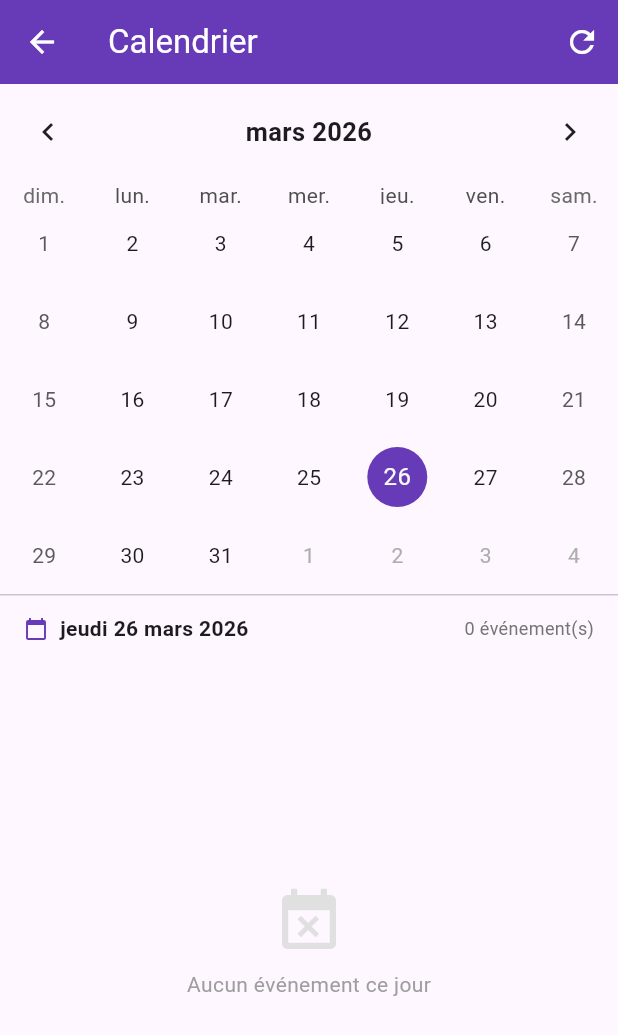
After one commit to tahadridi/Event-Management, a Flutter app: the CalendarPage screen opened directly, after a tap on the "refresh" icon, on a phone screen of 412 x 824 dp. The commit adds this screen. Shown: the top 1035 px of the screen. Run offline on Flutter 3.47's test engine with Material 3 defaults, Android fonts, the phone set to English and light mode, and no system bars; drawn by our look-alikes of table_calendar; our stand-ins replace cloud_firestore, firebase_auth, firebase_core, flutter_map, geolocator, latlong2 and 1 more; accounts and stored records are empty.

Commit message:
feat: add calendar page with reservations and organizer events by date

```diff
--- /dev/null
+++ b/lib/views/home/calendar_page.dart
@@ -0,0 +1,476 @@
+import 'package:flutter/material.dart';
+import 'package:table_calendar/table_calendar.dart';
+import 'package:firebase_auth/firebase_auth.dart';
+import 'package:intl/intl.dart';
+import '../../models/event_model.dart';
+import '../../models/reservation_model.dart';
+import '../../services/event_service.dart';
+import '../../services/reservation_service.dart';
+import '../../services/auth_service.dart';
+import 'event_detail_page.dart';
+
+class CalendarPage extends StatefulWidget {
+  const CalendarPage({super.key});
+
+  @override
+  State<CalendarPage> createState() => _CalendarPageState();
+}
+
+class _CalendarPageState extends State<CalendarPage> {
+  final EventService _eventService = EventService();
+  final ReservationService _reservationService = ReservationService();
+  final AuthService _authService = AuthService();
+
+  DateTime _focusedDay = DateTime.now();
+  DateTime? _selectedDay;
+  bool _isOrganizer = false;
+  bool _isLoading = true;
+
+  // Map date → liste d'events pour ce jour
+  Map<DateTime, List<_CalendarEvent>> _eventsByDay = {};
+  List<_CalendarEvent> _selectedEvents = [];
+
+  @override
+  void initState() {
+    super.initState();
+    _selectedDay = DateTime.now();
+    _loadData();
+  }
+
+  Future<void> _loadData() async {
+    final user = FirebaseAuth.instance.currentUser;
+    if (user == null) return;
+
+    final role = await _authService.getUserRole(user.uid);
+    final isOrganizer = role == 'organizer';
+
+    if (isOrganizer) {
+      await _loadOrganizerData();
+    } else {
+      await _loadUserData();
+    }
+
+    if (mounted) {
+      setState(() {
+        _isOrganizer = isOrganizer;
+        _isLoading = false;
+        _selectedEvents = _getEventsForDay(_selectedDay!);
+      });
+    }
+  }
+
+  // Charge les réservations de l'utilisateur
+  Future<void> _loadUserData() async {
+    final bookings =
+        await _reservationService.getUserBookingHistory().first;
+
+    final map = <DateTime, List<_CalendarEvent>>{};
+
+    for (final b in bookings) {
+      final reservation = b['reservation'] as ReservationModel;
+      final event = b['event'] as EventModel;
+
+      // Ignore les annulées
+      final status = reservation.status.toLowerCase();
+      if (status == 'cancelled' || status == 'annulée' || status == 'annulé') {
+        continue;
+      }
+
+      final day = _normalizeDate(event.date);
+      map.putIfAbsent(day, () => []);
+      map[day]!.add(_CalendarEvent(
+        event: event,
+        type: CalendarEventType.reservation,
+      ));
+    }
+
+    setState(() => _eventsByDay = map);
+  }
+
+  // Charge les événements de l'organisateur + ses réservations
+  Future<void> _loadOrganizerData() async {
+    final map = <DateTime, List<_CalendarEvent>>{};
+
+    // Ses événements créés
+    final myEvents = await _eventService.getOrganizerEvents().first;
+    for (final event in myEvents) {
+      final day = _normalizeDate(event.date);
+      map.putIfAbsent(day, () => []);
+      map[day]!.add(_CalendarEvent(
+        event: event,
+        type: CalendarEventType.myEvent,
+      ));
+    }
+
+    // Ses réservations en tant qu'utilisateur
+    final bookings =
+        await _reservationService.getUserBookingHistory().first;
+    for (final b in bookings) {
+      final reservation = b['reservation'] as ReservationModel;
+      final event = b['event'] as EventModel;
+
+      final status = reservation.status.toLowerCase();
+      if (status == 'cancelled' || status == 'annulée' || status == 'annulé') {
+        continue;
+      }
+
+      final day = _normalizeDate(event.date);
+      map.putIfAbsent(day, () => []);
+
+      // Évite les doublons si l'organisateur a réservé son propre event
+      final alreadyAdded = map[day]!
+          .any((e) => e.event.id == event.id);
+      if (!alreadyAdded) {
+        map[day]!.add(_CalendarEvent(
+          event: event,
+          type: CalendarEventType.reservation,
+        ));
+      }
+    }
+
+    setState(() => _eventsByDay = map);
+  }
+
+  // Normalise une date (sans heure) pour la clé du map
+  DateTime _normalizeDate(DateTime date) =>
+      DateTime(date.year, date.month, date.day);
+
+  List<_CalendarEvent> _getEventsForDay(DateTime day) {
+    return _eventsByDay[_normalizeDate(day)] ?? [];
+  }
+
+  void _onDaySelected(DateTime selectedDay, DateTime focusedDay) {
+    setState(() {
+      _selectedDay = selectedDay;
+      _focusedDay = focusedDay;
+      _selectedEvents = _getEventsForDay(selectedDay);
+    });
+  }
+
+  @override
+  Widget build(BuildContext context) {
+    return Scaffold(
+      appBar: AppBar(
+        title: const Text('Calendrier'),
+        backgroundColor: Colors.deepPurple,
+        foregroundColor: Colors.white,
+        elevation: 0,
+        actions: [
+          // Bouton refresh
+          IconButton(
+            icon: const Icon(Icons.refresh),
+            onPressed: () {
+              setState(() => _isLoading = true);
+              _loadData();
+            },
+          ),
+        ],
+      ),
+      body: _isLoading
+          ? const Center(child: CircularProgressIndicator())
+          : Column(
+              children: [
+                // Légende
+                _buildLegend(),
+
+                // Calendrier
+                TableCalendar<_CalendarEvent>(
+                  firstDay: DateTime(2024),
+                  lastDay: DateTime(2027),
+                  focusedDay: _focusedDay,
+                  selectedDayPredicate: (day) =>
+                      isSameDay(_selectedDay, day),
+                  eventLoader: _getEventsForDay,
+                  onDaySelected: _onDaySelected,
+                  onPageChanged: (focusedDay) =>
+                      _focusedDay = focusedDay,
+                  locale: 'fr_FR',
+                  calendarStyle: CalendarStyle(
+                    // Jour sélectionné
+                    selectedDecoration: const BoxDecoration(
+                      color: Colors.deepPurple,
+                      shape: BoxShape.circle,
+                    ),
+                    // Aujourd'hui
+                    todayDecoration: BoxDecoration(
+                      color: Colors.deepPurple.withOpacity(0.3),
+                      shape: BoxShape.circle,
+                    ),
+                    // Marqueur d'événement
+                    markerDecoration: const BoxDecoration(
+                      color: Colors.orange,
+                      shape: BoxShape.circle,
+                    ),
+                    markersMaxCount: 3,
+                    markerSize: 6,
+                    markerMargin: const EdgeInsets.symmetric(horizontal: 1),
+                  ),
+                  headerStyle: const HeaderStyle(
+                    formatButtonVisible: false,
+                    titleCentered: true,
+                    titleTextStyle: TextStyle(
+                      fontSize: 17,
+                      fontWeight: FontWeight.w600,
+                    ),
+                  ),
+                  calendarBuilders: CalendarBuilders(
+                    // Marqueurs colorés selon le type
+                    markerBuilder: (context, day, events) {
+                      if (events.isEmpty) return const SizedBox.shrink();
+                      return Row(
+                        mainAxisAlignment: MainAxisAlignment.center,
+                        children: events.take(3).map((e) {
+                          final color =
+                              e.type == CalendarEventType.myEvent
+                                  ? Colors.green
+                                  : Colors.orange;
+                          return Container(
+                            width: 6,
+                            height: 6,
+                            margin: const EdgeInsets.symmetric(
+                                horizontal: 1),
+                            decoration: BoxDecoration(
+                              color: color,
+                              shape: BoxShape.circle,
+                            ),
+                          );
+                        }).toList(),
+                      );
+                    },
+                  ),
+                ),
+
+                const Divider(height: 1),
+
+                // Header liste du jour sélectionné
+                if (_selectedDay != null)
+                  Padding(
+                    padding: const EdgeInsets.fromLTRB(16, 12, 16, 4),
+                    child: Row(
+                      children: [
+                        const Icon(Icons.calendar_today,
+                            size: 16, color: Colors.deepPurple),
+                        const SizedBox(width: 8),
+                        Text(
+                          DateFormat('EEEE dd MMMM yyyy', 'fr')
+                              .format(_selectedDay!),
+                          style: const TextStyle(
+                            fontWeight: FontWeight.w600,
+                            fontSize: 14,
+                          ),
+                        ),
+                        const Spacer(),
+                        Text(
+                          '${_selectedEvents.length} événement(s)',
+                          style: TextStyle(
+                              color: Colors.grey[600], fontSize: 12),
+                        ),
+                      ],
+                    ),
+                  ),
+
+                // Liste des événements du jour
+                Expanded(
+                  child: _selectedEvents.isEmpty
+                      ? Center(
+                          child: Column(
+                            mainAxisAlignment: MainAxisAlignment.center,
+                            children: [
+                              Icon(Icons.event_busy,
+                                  size: 48, color: Colors.grey[300]),
+                              const SizedBox(height: 8),
+                              Text(
+                                'Aucun événement ce jour',
+                                style: TextStyle(
+                                    color: Colors.grey[500],
+                                    fontSize: 14),
+                              ),
+                            ],
+                          ),
+                        )
+                      : ListView.builder(
+                          padding: const EdgeInsets.all(12),
+                          itemCount: _selectedEvents.length,
+                          itemBuilder: (context, index) =>
+                              _buildEventTile(
+                                  _selectedEvents[index]),
+                        ),
+                ),
+              ],
+            ),
+    );
+  }
+
+  Widget _buildLegend() {
+    if (!_isOrganizer) return const SizedBox.shrink();
+    return Container(
+      padding: const EdgeInsets.symmetric(horizontal: 16, vertical: 8),
+      color: Colors.grey.shade50,
+      child: Row(
+        children: [
+          _legendDot(Colors.green),
+          const SizedBox(width: 6),
+          const Text('Mes événements',
+              style: TextStyle(fontSize: 12)),
+          const SizedBox(width: 16),
+          _legendDot(Colors.orange),
+          const SizedBox(width: 6),
+          const Text('Mes réservations',
+              style: TextStyle(fontSize: 12)),
+        ],
+      ),
+    );
+  }
+
+  Widget _legendDot(Color color) => Container(
+        width: 10,
+        height: 10,
+        decoration:
+            BoxDecoration(color: color, shape: BoxShape.circle),
+      );
+
+  Widget _buildEventTile(_CalendarEvent calEvent) {
+    final event = calEvent.event;
+    final isMyEvent = calEvent.type == CalendarEventType.myEvent;
+    final isPast = event.date.isBefore(DateTime.now());
+
+    final Color accentColor =
+        isMyEvent ? Colors.green : Colors.deepPurple;
+
+    return Card(
+      margin: const EdgeInsets.only(bottom: 10),
+      elevation: 0,
+      shape: RoundedRectangleBorder(
+        borderRadius: BorderRadius.circular(12),
+        side: BorderSide(color: Colors.grey.shade200),
+      ),
+      child: InkWell(
+        borderRadius: BorderRadius.circular(12),
+        onTap: () => Navigator.push(
+          context,
+          MaterialPageRoute(
+              builder: (_) => EventDetailPage(event: event)),
+        ),
+        child: Padding(
+          padding: const EdgeInsets.all(14),
+          child: Row(
+            children: [
+              // Heure
+              Container(
+                width: 52,
+                padding: const EdgeInsets.symmetric(
+                    vertical: 8, horizontal: 6),
+                decoration: BoxDecoration(
+                  color: accentColor.withOpacity(0.1),
+                  borderRadius: BorderRadius.circular(8),
+                ),
+                child: Column(
+                  children: [
+                    Text(
+                      DateFormat('HH:mm').format(event.date),
+                      style: TextStyle(
+                        fontSize: 13,
+                        fontWeight: FontWeight.bold,
+                        color: accentColor,
+                      ),
+                    ),
+                  ],
+                ),
+              ),
+              const SizedBox(width: 12),
+
+              // Infos
+              Expanded(
+                child: Column(
+                  crossAxisAlignment: CrossAxisAlignment.start,
+                  children: [
+                    Text(
+                      event.title,
+                      style: TextStyle(
+                        fontWeight: FontWeight.w600,
+                        fontSize: 14,
+                        color: isPast
+                            ? Colors.grey
+                            : Colors.black87,
+                      ),
+                      maxLines: 1,
+                      overflow: TextOverflow.ellipsis,
+                    ),
+                    const SizedBox(height: 4),
+                    Row(
+                      children: [
+                        Icon(Icons.location_on,
+                            size: 12,
+                            color: Colors.grey[500]),
+                        const SizedBox(width: 3),
+                        Expanded(
+                          child: Text(
+                            event.location,
+                            style: TextStyle(
+                                fontSize: 12,
+                                color: Colors.grey[500]),
+                            maxLines: 1,
+                            overflow: TextOverflow.ellipsis,
+                          ),
+                        ),
+                      ],
+                    ),
+                  ],
+                ),
+              ),
+              const SizedBox(width: 8),
+
+              // Badge type + prix
+              Column(
+                crossAxisAlignment: CrossAxisAlignment.end,
+                children: [
+                  Container(
+                    padding: const EdgeInsets.symmetric(
+                        horizontal: 8, vertical: 3),
+                    decoration: BoxDecoration(
+                      color: accentColor.withOpacity(0.1),
+                      borderRadius: BorderRadius.circular(20),
+                    ),
+                    child: Text(
+                      isMyEvent ? 'Mon event' : 'Réservé',
+                      style: TextStyle(
+                        fontSize: 10,
+                        color: accentColor,
+                        fontWeight: FontWeight.w600,
+                      ),
+                    ),
+                  ),
+                  const SizedBox(height: 4),
+                  Text(
+                    event.price == 0
+                        ? 'Gratuit'
+                        : '${event.price.toStringAsFixed(0)} TND',
+                    style: TextStyle(
+                      fontSize: 12,
+                      fontWeight: FontWeight.bold,
+                      color: Colors.deepPurple.shade700,
+                    ),
+                  ),
+                ],
+              ),
+
+              const SizedBox(width: 4),
+              Icon(Icons.chevron_right,
+                  color: Colors.grey[400], size: 18),
+            ],
+          ),
+        ),
+      ),
+    );
+  }
+}
+
+// Modèles internes
+enum CalendarEventType { reservation, myEvent }
+
+class _CalendarEvent {
+  final EventModel event;
+  final CalendarEventType type;
+
+  _CalendarEvent({required this.event, required this.type});
+}
--- a/lib/views/home/home_page.dart
+++ b/lib/views/home/home_page.dart
@@ -6,7 +6,8 @@ import 'event_list_page.dart';
 import '../organizer/my_events_page.dart';
 import '../user/profile_page.dart';
 import '../user/booking_history_page.dart';
-import '../home/map_page.dart';
+import 'map_page.dart';
+import 'calendar_page.dart';
 
 class HomePage extends StatefulWidget {
   const HomePage({Key? key}) : super(key: key);
@@ -45,6 +46,7 @@ class _HomePageState extends State<HomePage> {
     EventListPage(),
     BookingHistoryPage(),
     MapPage(),
+    CalendarPage(),
     UserProfilePage()
 
 
@@ -56,6 +58,7 @@ class _HomePageState extends State<HomePage> {
     BookingHistoryPage(),
     MyEventsPage(),
     MapPage(),
+    CalendarPage(),
     UserProfilePage(),
   ];
 
@@ -90,6 +93,8 @@ class _HomePageState extends State<HomePage> {
         BottomNavigationBarItem(
             icon: Icon(Icons.map_outlined),label: 'Carte'),
         BottomNavigationBarItem(
+            icon: Icon(Icons.calendar_month_outlined),label: 'Calendrier'),
+        BottomNavigationBarItem(
             icon: Icon(Icons.person), label: 'Profil')
 
 
@@ -105,6 +110,8 @@ class _HomePageState extends State<HomePage> {
         BottomNavigationBarItem(
             icon: Icon(Icons.map_outlined),label: 'Carte'),
         BottomNavigationBarItem(
+          icon: Icon(Icons.calendar_month_outlined),label: 'Calendrier',),
+        BottomNavigationBarItem(
             icon: Icon(Icons.person), label: 'Profil'),
       ];
 }
--- a/pubspec.yaml
+++ b/pubspec.yaml
@@ -10,7 +10,7 @@ environment:
 dependencies:
   flutter:
     sdk: flutter
-
+  table_calendar: ^3.1.2
   qr_flutter: ^4.1.0
   # Firebase
   firebase_core: ^3.1.0
```
Also changed, not shown: pubspec.lock.
